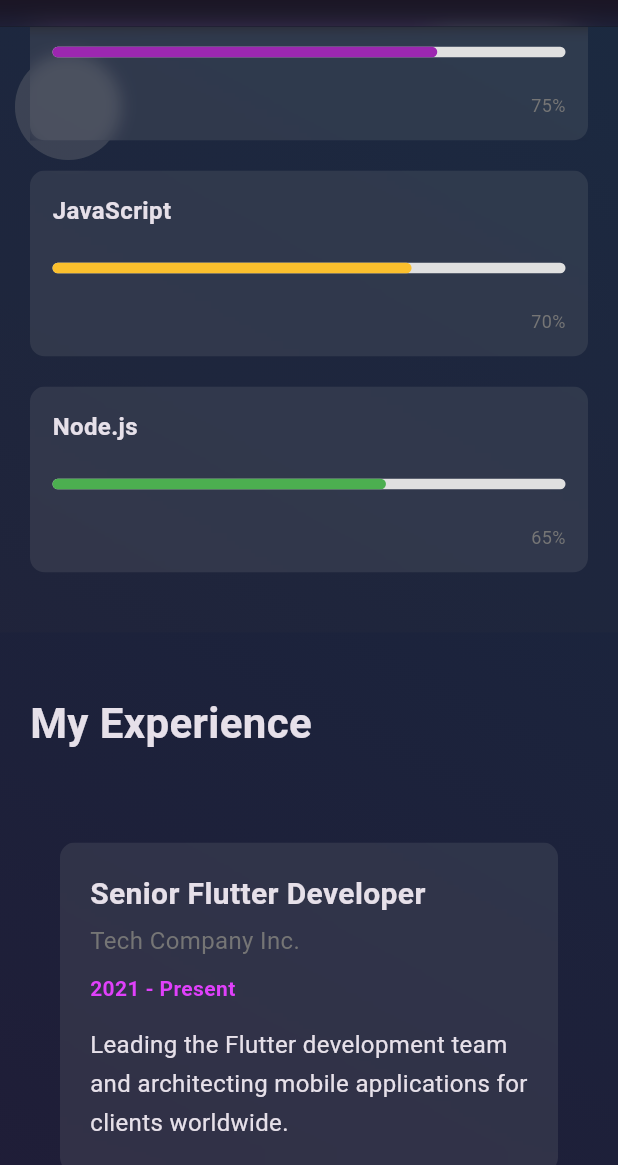
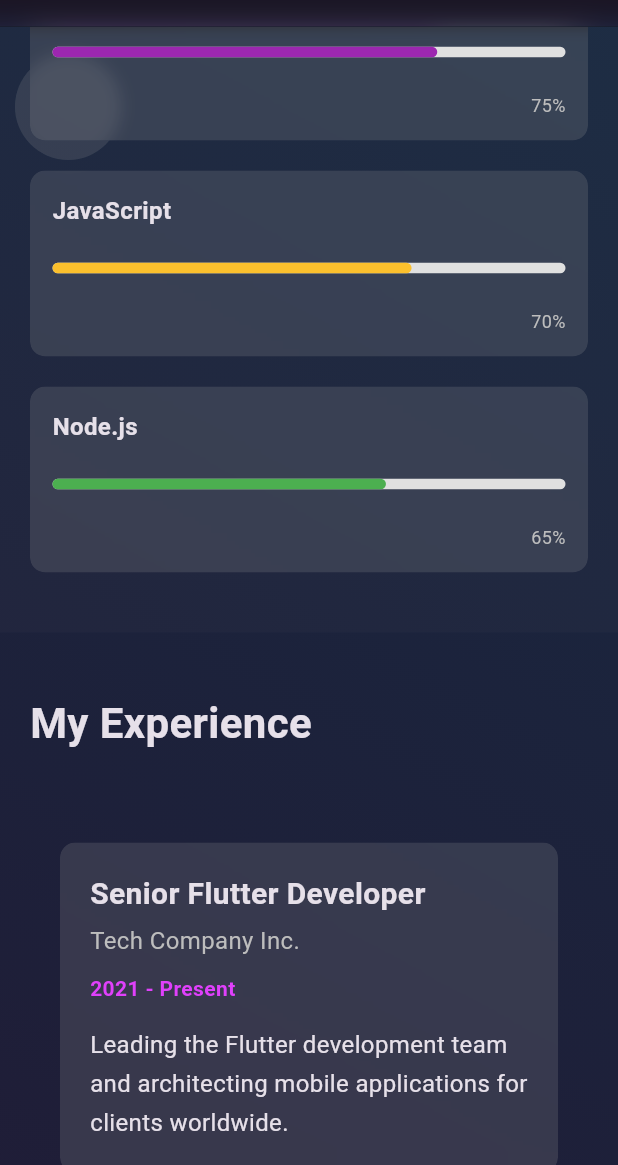
Before and after one commit to rilonmaharjan/myportfolio, a Flutter app: the screen it shows after launch, scrolled down 1152 dp, on a phone screen of 412 x 824 dp, the part 71-1236 px from its top. Run offline on Flutter 3.47's test engine with Material 3 defaults, Android fonts, the phone set to English and light mode, and no system bars; network calls fail.

Commit message:
[modieid :: UI]

```diff
--- a/lib/views/contact_section.dart
+++ b/lib/views/contact_section.dart
@@ -3,7 +3,8 @@ import 'dart:ui';
 import 'package:flutter/material.dart';
 
 class ContactSection extends StatefulWidget {
-  const ContactSection({super.key});
+  final bool isDarkMode;
+  const ContactSection({super.key, required this.isDarkMode});
 
   @override
   State<ContactSection> createState() => _ContactSectionState();
@@ -43,7 +44,7 @@ class _ContactSectionState extends State<ContactSection> {
               vertical: isMobile ? 20 : 50,
             ),
             decoration: BoxDecoration(
-              color: Colors.grey.withValues(alpha:0.15),
+              color: Colors.grey.withValues(alpha:0.2),
               borderRadius: BorderRadius.circular(14),
             ),
             child: Column(
@@ -236,7 +237,7 @@ class _ContactSectionState extends State<ContactSection> {
               value,
               style: TextStyle(
                 fontSize: 14,
-                color: Colors.grey[600],
+                color: widget.isDarkMode == true ? Colors.grey[400] : Colors.grey[700],
               ),
             ),
           ],
--- a/lib/views/experience_section.dart
+++ b/lib/views/experience_section.dart
@@ -1,9 +1,9 @@
 import 'dart:ui';
-
 import 'package:flutter/material.dart';
 
 class ExperienceSection extends StatefulWidget {
-  const ExperienceSection({super.key});
+  final bool isDarkMode;
+  const ExperienceSection({super.key, required this.isDarkMode});
 
   @override
   State<ExperienceSection> createState() => _ExperienceSectionState();
@@ -33,6 +33,14 @@ class _ExperienceSectionState extends State<ExperienceSection> {
           'Worked on various mobile projects and learned the fundamentals of mobile development.',
     },
   ];
+
+  late List<bool> isHoverList;
+
+  @override
+  void initState() {
+    super.initState();
+    isHoverList = List.filled(experiences.length, false);
+  }
 
   @override
   Widget build(BuildContext context) {
@@ -70,19 +78,23 @@ class _ExperienceSectionState extends State<ExperienceSection> {
   }
 
   Widget _buildExperienceItem(Map<String, dynamic> experience, int index) {
-    return AnimatedOpacity(
-      opacity: 1,
-      duration: Duration(milliseconds: 500 + (index * 200)),
+    return MouseRegion(
+      onEnter: (_) => setState(() => isHoverList[index] = true),
+      onExit: (_) => setState(() => isHoverList[index] = false),
+      child: AnimatedOpacity(
+        opacity: isHoverList[index] ? 0.95 : 1.0,
+        duration: Duration(milliseconds: 300),
         child: AnimatedPadding(
           duration: Duration(milliseconds: 500 + (index * 200)),
           padding: const EdgeInsets.all(20),
           curve: Curves.easeInOut,
           child: ClipRRect(
+            borderRadius: BorderRadius.circular(10),
             child: BackdropFilter(
               filter: ImageFilter.blur(sigmaX: 5, sigmaY: 5),
               child: Container(
                 decoration: BoxDecoration(
-                color: Colors.grey.withValues(alpha:0.15),
+                  color: Colors.grey.withValues(alpha:isHoverList[index] ? 0.4 : 0.2),
                   borderRadius: BorderRadius.circular(10),
                 ),
                 child: Padding(
@@ -102,13 +114,13 @@ class _ExperienceSectionState extends State<ExperienceSection> {
                         experience['company'],
                         style: TextStyle(
                           fontSize: 16,
-                        color: Colors.grey[600],
+                          color: widget.isDarkMode ? Colors.grey[400] : Colors.grey[700],
                         ),
                       ),
                       const SizedBox(height: 10),
                       Text(
                         experience['period'],
-                      style: TextStyle(
+                        style: const TextStyle(
                           fontSize: 14,
                           color: Colors.purpleAccent,
                           fontWeight: FontWeight.bold,
@@ -129,6 +141,7 @@ class _ExperienceSectionState extends State<ExperienceSection> {
             ),
           ),
         ),
+      ),
     );
   }
 }
--- a/lib/views/footer.dart
+++ b/lib/views/footer.dart
@@ -1,7 +1,8 @@
 import 'package:flutter/material.dart';
 
 class Footer extends StatelessWidget {
-  const Footer({super.key});
+  final bool isDarkMode;
+  const Footer({super.key, required this.isDarkMode});
 
   @override
   Widget build(BuildContext context) {
@@ -13,7 +14,7 @@ class Footer extends StatelessWidget {
         horizontal: isMobile ? 20 : isTablet ? 40 : 100,
         vertical: isMobile ? 40 : 60,
       ),
-      color: Theme.of(context).colorScheme.surfaceContainerHighest.withValues(alpha:0.1),
+      color: Colors.grey.withValues(alpha:0.00),
       child: Column(
         crossAxisAlignment: CrossAxisAlignment.stretch,
         children: [
@@ -40,7 +41,7 @@ class Footer extends StatelessWidget {
             '© ${DateTime.now().year} My Portfolio. All rights reserved.',
             textAlign: TextAlign.center,
             style: TextStyle(
-              color: Colors.grey[600],
+              color: isDarkMode == true ? Colors.grey[400] : Colors.grey[700],
               fontSize: 12,
             ),
           ),
@@ -66,7 +67,7 @@ class Footer extends StatelessWidget {
           'A showcase of my work and skills as a Flutter developer.',
           textAlign: isMobile || isTablet ? TextAlign.center : TextAlign.start,
           style: TextStyle(
-            color: Colors.grey[600],
+            color: isDarkMode == true ? Colors.grey[400] : Colors.grey[700],
             fontSize: 14,
           ),
         ),
--- a/lib/views/home_screen.dart
+++ b/lib/views/home_screen.dart
@@ -74,11 +74,11 @@ class _HomeScreenState extends State<HomeScreen> {
                     ),
                   ),
                   AboutSection(key: _sectionKeys[0]),
-                  SkillsSection(key: _sectionKeys[1]),
-                  ExperienceSection(key: _sectionKeys[2]),
-                  ProjectsSection(key: _sectionKeys[3]),
-                  ContactSection(key: _sectionKeys[4]),
-                  const Footer(),
+                  SkillsSection(key: _sectionKeys[1], isDarkMode: _isDarkMode,),
+                  ExperienceSection(key: _sectionKeys[2], isDarkMode: _isDarkMode),
+                  ProjectsSection(key: _sectionKeys[3], isDarkMode: _isDarkMode),
+                  ContactSection(key: _sectionKeys[4], isDarkMode: _isDarkMode),
+                  Footer(isDarkMode: _isDarkMode,),
                 ],
               )
             ),
--- a/lib/views/project_section.dart
+++ b/lib/views/project_section.dart
@@ -3,7 +3,8 @@ import 'dart:ui';
 import 'package:flutter/material.dart';
 
 class ProjectsSection extends StatefulWidget {
-  const ProjectsSection({super.key});
+  final bool isDarkMode;
+  const ProjectsSection({super.key, required this.isDarkMode});
 
   @override
   State<ProjectsSection> createState() => _ProjectsSectionState();
@@ -48,7 +49,7 @@ class _ProjectsSectionState extends State<ProjectsSection> {
         horizontal: isMobile ? 20 : isTablet ? 40 : 100,
         vertical: isMobile ? 40 : 60,
       ),
-      color: Theme.of(context).colorScheme.surfaceContainerHighest.withValues(alpha:0.1),
+      color: Colors.grey.withValues(alpha: widget.isDarkMode ? 0.03 : 0.1),
       child: Column(
         crossAxisAlignment: CrossAxisAlignment.start,
         children: [
@@ -107,7 +108,7 @@ class _ProjectsSectionState extends State<ProjectsSection> {
         child: BackdropFilter(
           filter: ImageFilter.blur(sigmaX: 5, sigmaY: 5),
           child: Card(
-            color: Colors.grey.withValues(alpha:0.15),
+            color: Colors.grey.withValues(alpha:0.2),
             shadowColor: Colors.transparent,
             elevation: 4,
             shape: RoundedRectangleBorder(
@@ -130,7 +131,7 @@ class _ProjectsSectionState extends State<ProjectsSection> {
                         loadingBuilder: (context, child, loadingProgress) {
                           if (loadingProgress == null) return child;
                           return Container(
-                            height: 180,
+                            height: 220,
                             color: Colors.grey.withValues(alpha:0.1),
                             child: Center(
                               child: CircularProgressIndicator(
@@ -144,7 +145,7 @@ class _ProjectsSectionState extends State<ProjectsSection> {
                         },
                         errorBuilder: (context, error, stackTrace) {
                           return Container(
-                            height: 180,
+                            height: 220,
                             color: Colors.grey.withValues(alpha:0.1),
                             child: const Icon(Icons.broken_image),
                           );
--- a/lib/views/skill_section.dart
+++ b/lib/views/skill_section.dart
@@ -1,9 +1,9 @@
 import 'dart:ui';
-
 import 'package:flutter/material.dart';
 
 class SkillsSection extends StatefulWidget {
-  const SkillsSection({super.key});
+  final bool isDarkMode;
+  const SkillsSection({super.key, required this.isDarkMode});
 
   @override
   State<SkillsSection> createState() => _SkillsSectionState();
@@ -19,6 +19,14 @@ class _SkillsSectionState extends State<SkillsSection> {
     {'name': 'Node.js', 'level': 0.65, 'color': Colors.green},
   ];
 
+  late List<bool> isHoverList;
+
+  @override
+  void initState() {
+    super.initState();
+    isHoverList = List.filled(skills.length, false);
+  }
+
   @override
   Widget build(BuildContext context) {
     final isMobile = MediaQuery.of(context).size.width < 700;
@@ -29,7 +37,7 @@ class _SkillsSectionState extends State<SkillsSection> {
         horizontal: isMobile ? 20 : isTablet ? 40 : 100,
         vertical: isMobile ? 40 : 60,
       ),
-      color: Theme.of(context).colorScheme.surfaceContainerHighest.withValues(alpha:0.1),
+      color: Colors.grey.withValues(alpha: widget.isDarkMode ? 0.035 : 0.1),
       child: Column(
         crossAxisAlignment: CrossAxisAlignment.start,
         children: [
@@ -43,7 +51,6 @@ class _SkillsSectionState extends State<SkillsSection> {
           const SizedBox(height: 40),
           LayoutBuilder(
             builder: (context, constraints) {
-
               return GridView.builder(
                 shrinkWrap: true,
                 physics: const NeverScrollableScrollPhysics(),
@@ -55,7 +62,7 @@ class _SkillsSectionState extends State<SkillsSection> {
                 ),
                 itemCount: skills.length,
                 itemBuilder: (context, index) {
-                  return _buildSkillItem(skills[index]);
+                  return _buildSkillItem(skills[index], index);
                 },
               );
             },
@@ -65,31 +72,36 @@ class _SkillsSectionState extends State<SkillsSection> {
     );
   }
 
-  Widget _buildSkillItem(Map<String, dynamic> skill) {
-    return TweenAnimationBuilder(
+  Widget _buildSkillItem(Map<String, dynamic> skill, int index) {
+    return MouseRegion(
+      onEnter: (_) => setState(() => isHoverList[index] = true),
+      onExit: (_) => setState(() => isHoverList[index] = false),
+      child: TweenAnimationBuilder(
         tween: Tween<double>(begin: 0, end: skill['level']),
         duration: const Duration(milliseconds: 1000),
         builder: (context, double value, child) {
-        return ClipRRect(
+          return AnimatedOpacity(
+            opacity: isHoverList[index] ? 0.95 : 1.0,
+            duration: const Duration(milliseconds: 300),
+            child: ClipRRect(
+              borderRadius: BorderRadius.circular(10),
               child: BackdropFilter(
                 filter: ImageFilter.blur(sigmaX: 5, sigmaY: 5),
                 child: Container(
-              padding: const EdgeInsets.all(15), // Reduced padding
-              constraints: const BoxConstraints(
-                minHeight: 100, // Minimum height to prevent overflow
-              ),
+                  padding: const EdgeInsets.all(15),
+                  constraints: const BoxConstraints(minHeight: 100),
                   decoration: BoxDecoration(
-                color: Colors.grey.withValues(alpha:0.15),
+                    color: Colors.grey.withValues(alpha:isHoverList[index] ? 0.4 : 0.2),
                     borderRadius: BorderRadius.circular(10),
                   ),
                   child: Column(
-                mainAxisAlignment: MainAxisAlignment.spaceBetween, // Better space distribution
+                    mainAxisAlignment: MainAxisAlignment.spaceBetween,
                     crossAxisAlignment: CrossAxisAlignment.start,
                     children: [
                       Text(
                         skill['name'],
                         style: const TextStyle(
-                      fontSize: 16, // Slightly smaller font
+                          fontSize: 16,
                           fontWeight: FontWeight.bold,
                         ),
                         maxLines: 1,
@@ -100,7 +112,7 @@ class _SkillsSectionState extends State<SkillsSection> {
                         value: value,
                         backgroundColor: Colors.grey[300],
                         color: skill['color'],
-                    minHeight: 7, // Smaller progress bar
+                        minHeight: 7,
                         borderRadius: BorderRadius.circular(5),
                       ),
                       const SizedBox(height: 6),
@@ -109,8 +121,10 @@ class _SkillsSectionState extends State<SkillsSection> {
                         child: Text(
                           '${(value * 100).toInt()}%',
                           style: TextStyle(
-                        fontSize: 12, // Smaller percentage text
-                        color: Colors.grey[600],
+                            fontSize: 12,
+                            color: widget.isDarkMode
+                                ? Colors.grey[400]
+                                : Colors.grey[700],
                           ),
                         ),
                       ),
@@ -118,8 +132,10 @@ class _SkillsSectionState extends State<SkillsSection> {
                   ),
                 ),
               ),
+            ),
           );
         },
+      ),
     );
   }
 }
--- a/lib/widget/animated_bubble_bg.dart
+++ b/lib/widget/animated_bubble_bg.dart
@@ -43,7 +43,7 @@ class Bubble {
   double y = Random().nextDouble();
   double radius = Random().nextDouble() * 50 + 30;
   double speed = Random().nextDouble() * 0.0009 + 0.0007;
-  Color color = Colors.grey.withValues(alpha: (Random().nextDouble() * 0.2 + 0.05));
+  Color color = Colors.grey.withValues(alpha: (Random().nextDouble() * 0.08 + 0.04));
 
   void update(double progress) {
     y -= speed;
```
Lines whose indentation alone changed are shown as unchanged.
